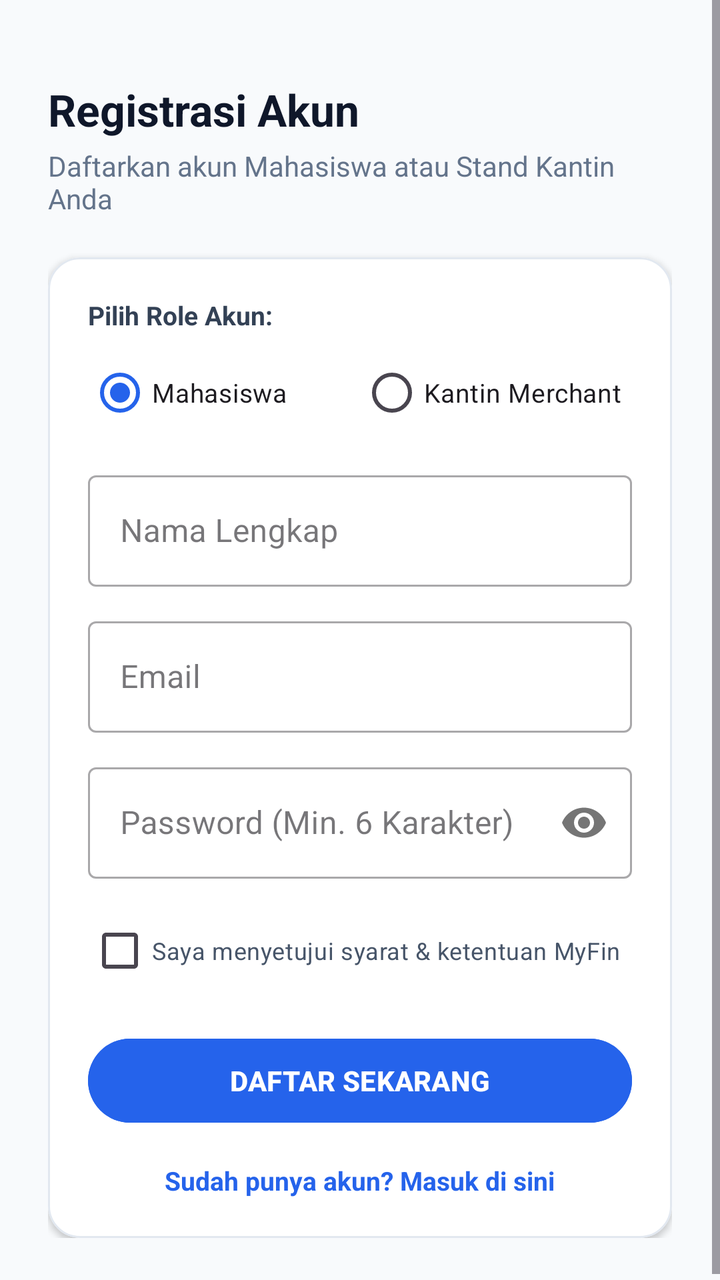
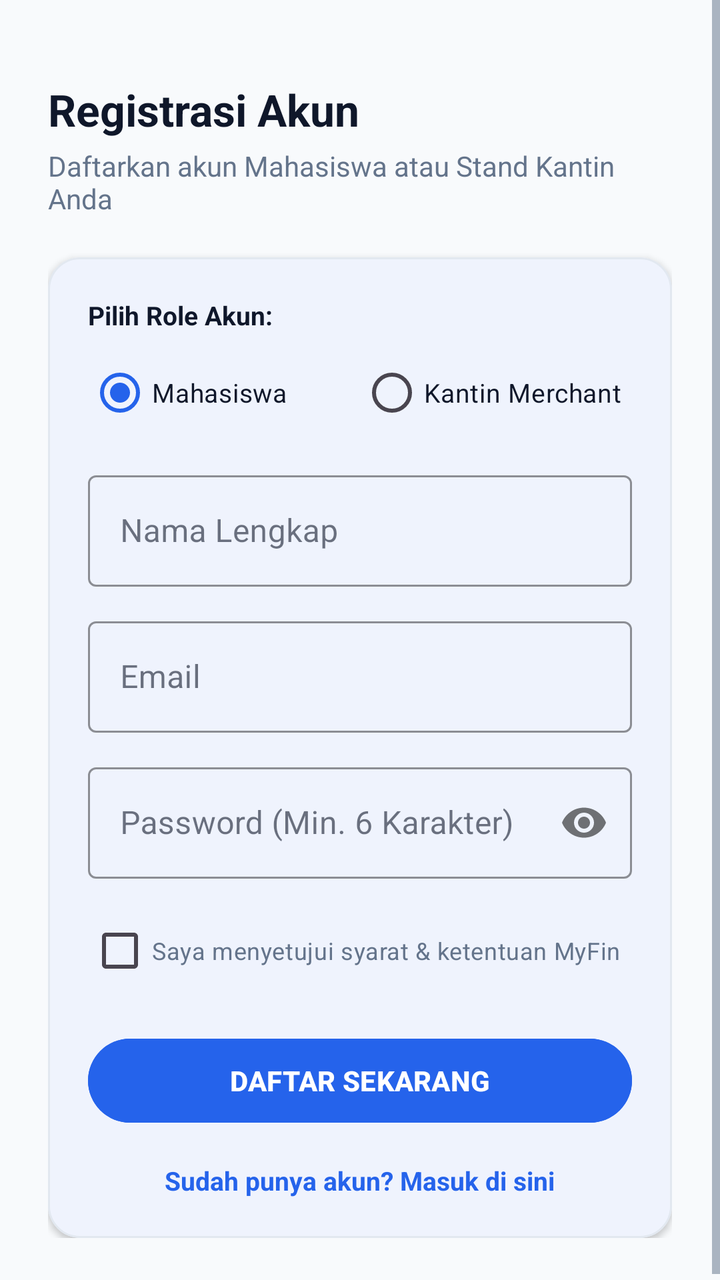

Two renders of the same Android screen: before a commit and after it. Below are the layout's source before the change and the commit's diff.
<!-- AndroidManifest.xml: application theme Theme.PmlUts -->
<!-- res/layout/activity_register.xml -->
<?xml version="1.0" encoding="utf-8"?>
<ScrollView xmlns:android="http://schemas.android.com/apk/res/android"
    xmlns:app="http://schemas.android.com/apk/res-auto"
    android:layout_width="match_parent"
    android:layout_height="match_parent"
    android:background="#F8FAFC"
    android:fillViewport="true">

    <LinearLayout
        android:layout_width="match_parent"
        android:layout_height="wrap_content"
        android:orientation="vertical"
        android:padding="24dp">

        <TextView
            android:layout_width="wrap_content"
            android:layout_height="wrap_content"
            android:layout_marginTop="16dp"
            android:text="Registrasi Akun"
            android:textColor="#0F172A"
            android:textSize="22sp"
            android:textStyle="bold" />

        <TextView
            android:layout_width="wrap_content"
            android:layout_height="wrap_content"
            android:layout_marginTop="4dp"
            android:text="Daftarkan akun Mahasiswa atau Stand Kantin Anda"
            android:textColor="#64748B"
            android:textSize="14sp" />

        <com.google.android.material.card.MaterialCardView
            android:layout_width="match_parent"
            android:layout_height="wrap_content"
            android:layout_marginTop="20dp"
            app:cardCornerRadius="16dp"
            app:cardElevation="2dp"
            app:strokeColor="#E2E8F0"
            app:strokeWidth="1dp"
            app:cardBackgroundColor="#FFFFFF">

            <LinearLayout
                android:layout_width="match_parent"
                android:layout_height="wrap_content"
                android:orientation="vertical"
                android:padding="20dp">

                <TextView
                    android:layout_width="wrap_content"
                    android:layout_height="wrap_content"
                    android:text="Pilih Role Akun:"
                    android:textColor="#334155"
                    android:textSize="13sp"
                    android:textStyle="bold" />

                <RadioGroup
                    android:id="@+id/rgRole"
                    android:layout_width="match_parent"
                    android:layout_height="wrap_content"
                    android:layout_marginTop="6dp"
                    android:orientation="horizontal">

                    <RadioButton
                        android:id="@+id/rbMhs"
                        android:layout_width="0dp"
                        android:layout_height="wrap_content"
                        android:layout_weight="1"
                        android:checked="true"
                        android:text="Mahasiswa"
                        android:textSize="13sp" />

                    <RadioButton
                        android:id="@+id/rbKantin"
                        android:layout_width="0dp"
                        android:layout_height="wrap_content"
                        android:layout_weight="1"
                        android:text="Kantin Merchant"
                        android:textSize="13sp" />
                </RadioGroup>

                <com.google.android.material.textfield.TextInputLayout
                    android:layout_width="match_parent"
                    android:layout_height="wrap_content"
                    android:layout_marginTop="12dp"
                    android:hint="Nama Lengkap"
                    style="@style/Widget.MaterialComponents.TextInputLayout.OutlinedBox">

                    <com.google.android.material.textfield.TextInputEditText
                        android:id="@+id/edtRegName"
                        android:layout_width="match_parent"
                        android:layout_height="wrap_content" />
                </com.google.android.material.textfield.TextInputLayout>

                <com.google.android.material.textfield.TextInputLayout
                    android:layout_width="match_parent"
                    android:layout_height="wrap_content"
                    android:layout_marginTop="12dp"
                    android:hint="Email"
                    style="@style/Widget.MaterialComponents.TextInputLayout.OutlinedBox">

                    <com.google.android.material.textfield.TextInputEditText
                        android:id="@+id/edtRegEmail"
                        android:layout_width="match_parent"
                        android:layout_height="wrap_content"
                        android:inputType="textEmailAddress" />
                </com.google.android.material.textfield.TextInputLayout>

                <com.google.android.material.textfield.TextInputLayout
                    android:layout_width="match_parent"
                    android:layout_height="wrap_content"
                    android:layout_marginTop="12dp"
                    android:hint="Password (Min. 6 Karakter)"
                    app:passwordToggleEnabled="true"
                    style="@style/Widget.MaterialComponents.TextInputLayout.OutlinedBox">

                    <com.google.android.material.textfield.TextInputEditText
                        android:id="@+id/edtRegPassword"
                        android:layout_width="match_parent"
                        android:layout_height="wrap_content"
                        android:inputType="textPassword" />
                </com.google.android.material.textfield.TextInputLayout>

                
                <LinearLayout
                    android:id="@+id/layoutKantinFields"
                    android:layout_width="match_parent"
                    android:layout_height="wrap_content"
                    android:orientation="vertical"
                    android:visibility="gone">

                    <com.google.android.material.textfield.TextInputLayout
                        android:layout_width="match_parent"
                        android:layout_height="wrap_content"
                        android:layout_marginTop="12dp"
                        android:hint="Nama Stand Kantin"
                        style="@style/Widget.MaterialComponents.TextInputLayout.OutlinedBox">

                        <com.google.android.material.textfield.TextInputEditText
                            android:id="@+id/edtNamaKantin"
                            android:layout_width="match_parent"
                            android:layout_height="wrap_content" />
                    </com.google.android.material.textfield.TextInputLayout>

                    <com.google.android.material.textfield.TextInputLayout
                        android:layout_width="match_parent"
                        android:layout_height="wrap_content"
                        android:layout_marginTop="12dp"
                        android:hint="Nomor / Lokasi Stand"
                        style="@style/Widget.MaterialComponents.TextInputLayout.OutlinedBox">

                        <com.google.android.material.textfield.TextInputEditText
                            android:id="@+id/edtNoStand"
                            android:layout_width="match_parent"
                            android:layout_height="wrap_content" />
                    </com.google.android.material.textfield.TextInputLayout>
                </LinearLayout>

                <CheckBox
                    android:id="@+id/cbAgree"
                    android:layout_width="wrap_content"
                    android:layout_height="wrap_content"
                    android:layout_marginTop="12dp"
                    android:text="Saya menyetujui syarat &amp; ketentuan MyFin"
                    android:textColor="#475569"
                    android:textSize="12sp" />

                <Button
                    android:id="@+id/btnRegister"
                    android:layout_width="match_parent"
                    android:layout_height="50dp"
                    android:layout_marginTop="16dp"
                    android:text="DAFTAR SEKARANG"
                    android:textStyle="bold"
                    android:backgroundTint="#2563EB" />

                <TextView
                    android:id="@+id/tvToLogin"
                    android:layout_width="wrap_content"
                    android:layout_height="wrap_content"
                    android:layout_gravity="center_horizontal"
                    android:layout_marginTop="16dp"
                    android:text="Sudah punya akun? Masuk di sini"
                    android:textColor="#2563EB"
                    android:textSize="13sp"
                    android:textStyle="bold" />

            </LinearLayout>
        </com.google.android.material.card.MaterialCardView>

        <ProgressBar
            android:id="@+id/regProgressBar"
            android:layout_width="wrap_content"
            android:layout_height="wrap_content"
            android:layout_gravity="center_horizontal"
            android:layout_marginTop="12dp"
            android:visibility="gone" />

    </LinearLayout>
</ScrollView>
<!-- resources referenced by this layout -->
<resources>
  <style name="Theme.PmlUts" parent="Theme.Material3.DayNight.NoActionBar">
          
          <item name="colorPrimary">#2563EB</item>
          <item name="colorPrimaryVariant">#1D4ED8</item>
          <item name="colorOnPrimary">#FFFFFF</item>
          
          <item name="colorSecondary">#10B981</item>
          <item name="colorSecondaryVariant">#059669</item>
          <item name="colorOnSecondary">#FFFFFF</item>
          
          <item name="android:statusBarColor">#1E293B</item>
          <item name="android:windowLightStatusBar">false</item>
      </style>
</resources>

<!-- the commit's change to res/layout/activity_register.xml (unified diff, before → after) -->
@@ -3,7 +3,7 @@
     xmlns:app="http://schemas.android.com/apk/res-auto"
     android:layout_width="match_parent"
     android:layout_height="match_parent"
-    android:background="#F8FAFC"
+    android:background="@color/bg_screen"
     android:fillViewport="true">
 
     <LinearLayout
@@ -17,7 +17,7 @@
             android:layout_height="wrap_content"
             android:layout_marginTop="16dp"
             android:text="Registrasi Akun"
-            android:textColor="#0F172A"
+            android:textColor="@color/text_primary"
             android:textSize="22sp"
             android:textStyle="bold" />
 
@@ -26,7 +26,7 @@
             android:layout_height="wrap_content"
             android:layout_marginTop="4dp"
             android:text="Daftarkan akun Mahasiswa atau Stand Kantin Anda"
-            android:textColor="#64748B"
+            android:textColor="@color/text_secondary"
             android:textSize="14sp" />
 
         <com.google.android.material.card.MaterialCardView
@@ -35,9 +35,9 @@
             android:layout_marginTop="20dp"
             app:cardCornerRadius="16dp"
             app:cardElevation="2dp"
-            app:strokeColor="#E2E8F0"
+            app:strokeColor="@color/border_card"
             app:strokeWidth="1dp"
-            app:cardBackgroundColor="#FFFFFF">
+            app:cardBackgroundColor="@color/bg_card">
 
             <LinearLayout
                 android:layout_width="match_parent"
@@ -49,7 +49,7 @@
                     android:layout_width="wrap_content"
                     android:layout_height="wrap_content"
                     android:text="Pilih Role Akun:"
-                    android:textColor="#334155"
+                    android:textColor="@color/text_primary"
                     android:textSize="13sp"
                     android:textStyle="bold" />
 
@@ -67,6 +67,7 @@
                         android:layout_weight="1"
                         android:checked="true"
                         android:text="Mahasiswa"
+                        android:textColor="@color/text_primary"
                         android:textSize="13sp" />
 
                     <RadioButton
@@ -75,6 +76,7 @@
                         android:layout_height="wrap_content"
                         android:layout_weight="1"
                         android:text="Kantin Merchant"
+                        android:textColor="@color/text_primary"
                         android:textSize="13sp" />
                 </RadioGroup>
 
@@ -83,12 +85,16 @@
                     android:layout_height="wrap_content"
                     android:layout_marginTop="12dp"
                     android:hint="Nama Lengkap"
+                    app:boxStrokeColor="@color/primary_blue"
+                    app:hintTextColor="@color/primary_blue"
                     style="@style/Widget.MaterialComponents.TextInputLayout.OutlinedBox">
 
                     <com.google.android.material.textfield.TextInputEditText
                         android:id="@+id/edtRegName"
                         android:layout_width="match_parent"
-                        android:layout_height="wrap_content" />
+                        android:layout_height="wrap_content"
+                        android:textColor="@color/text_primary"
+                        android:textColorHint="@color/text_hint" />
                 </com.google.android.material.textfield.TextInputLayout>
 
                 <com.google.android.material.textfield.TextInputLayout
@@ -96,13 +102,17 @@
                     android:layout_height="wrap_content"
                     android:layout_marginTop="12dp"
                     android:hint="Email"
+                    app:boxStrokeColor="@color/primary_blue"
+                    app:hintTextColor="@color/primary_blue"
                     style="@style/Widget.MaterialComponents.TextInputLayout.OutlinedBox">
 
                     <com.google.android.material.textfield.TextInputEditText
                         android:id="@+id/edtRegEmail"
                         android:layout_width="match_parent"
                         android:layout_height="wrap_content"
-                        android:inputType="textEmailAddress" />
+                        android:inputType="textEmailAddress"
+                        android:textColor="@color/text_primary"
+                        android:textColorHint="@color/text_hint" />
                 </com.google.android.material.textfield.TextInputLayout>
 
                 <com.google.android.material.textfield.TextInputLayout
@@ -111,13 +121,17 @@
                     android:layout_marginTop="12dp"
                     android:hint="Password (Min. 6 Karakter)"
                     app:passwordToggleEnabled="true"
+                    app:boxStrokeColor="@color/primary_blue"
+                    app:hintTextColor="@color/primary_blue"
                     style="@style/Widget.MaterialComponents.TextInputLayout.OutlinedBox">
 
                     <com.google.android.material.textfield.TextInputEditText
                         android:id="@+id/edtRegPassword"
                         android:layout_width="match_parent"
                         android:layout_height="wrap_content"
-                        android:inputType="textPassword" />
+                        android:inputType="textPassword"
+                        android:textColor="@color/text_primary"
+                        android:textColorHint="@color/text_hint" />
                 </com.google.android.material.textfield.TextInputLayout>
 
                 
@@ -133,12 +147,16 @@
                         android:layout_height="wrap_content"
                         android:layout_marginTop="12dp"
                         android:hint="Nama Stand Kantin"
+                        app:boxStrokeColor="@color/primary_blue"
+                        app:hintTextColor="@color/primary_blue"
                         style="@style/Widget.MaterialComponents.TextInputLayout.OutlinedBox">
 
                         <com.google.android.material.textfield.TextInputEditText
                             android:id="@+id/edtNamaKantin"
                             android:layout_width="match_parent"
-                            android:layout_height="wrap_content" />
+                            android:layout_height="wrap_content"
+                            android:textColor="@color/text_primary"
+                            android:textColorHint="@color/text_hint" />
                     </com.google.android.material.textfield.TextInputLayout>
 
                     <com.google.android.material.textfield.TextInputLayout
@@ -146,12 +164,16 @@
                         android:layout_height="wrap_content"
                         android:layout_marginTop="12dp"
                         android:hint="Nomor / Lokasi Stand"
+                        app:boxStrokeColor="@color/primary_blue"
+                        app:hintTextColor="@color/primary_blue"
                         style="@style/Widget.MaterialComponents.TextInputLayout.OutlinedBox">
 
                         <com.google.android.material.textfield.TextInputEditText
                             android:id="@+id/edtNoStand"
                             android:layout_width="match_parent"
-                            android:layout_height="wrap_content" />
+                            android:layout_height="wrap_content"
+                            android:textColor="@color/text_primary"
+                            android:textColorHint="@color/text_hint" />
                     </com.google.android.material.textfield.TextInputLayout>
                 </LinearLayout>
 
@@ -161,7 +183,7 @@
                     android:layout_height="wrap_content"
                     android:layout_marginTop="12dp"
                     android:text="Saya menyetujui syarat &amp; ketentuan MyFin"
-                    android:textColor="#475569"
+                    android:textColor="@color/text_secondary"
                     android:textSize="12sp" />
 
                 <Button
@@ -171,7 +193,8 @@
                     android:layout_marginTop="16dp"
                     android:text="DAFTAR SEKARANG"
                     android:textStyle="bold"
-                    android:backgroundTint="#2563EB" />
+                    android:textColor="#FFFFFF"
+                    android:backgroundTint="@color/primary_blue" />
 
                 <TextView
                     android:id="@+id/tvToLogin"
@@ -180,7 +203,7 @@
                     android:layout_gravity="center_horizontal"
                     android:layout_marginTop="16dp"
                     android:text="Sudah punya akun? Masuk di sini"
-                    android:textColor="#2563EB"
+                    android:textColor="@color/primary_blue"
                     android:textSize="13sp"
                     android:textStyle="bold" />
 
<!-- resource entries referenced after the edit -->
@@ -1,17 +1,36 @@
 <!-- resources referenced by this layout -->
 <resources>
-  <style name="Theme.PmlUts" parent="Theme.Material3.DayNight.NoActionBar">
+  <color name="bg_card">#FFFFFF</color>
+  <color name="bg_screen">#F8FAFC</color>
+  <color name="border_card">#E2E8F0</color>
+  <color name="primary_blue">#2563EB</color>
+  <color name="text_hint">#94A3B8</color>
+  <color name="text_primary">#0F172A</color>
+  <color name="text_secondary">#64748B</color>
+  <style name="Theme.PmlUts" parent="Theme.Material3.Light.NoActionBar">
           
-          <item name="colorPrimary">#2563EB</item>
-          <item name="colorPrimaryVariant">#1D4ED8</item>
+          <item name="colorPrimary">@color/primary_blue</item>
+          <item name="colorPrimaryVariant">@color/primary_blue_dark</item>
           <item name="colorOnPrimary">#FFFFFF</item>
           
-          <item name="colorSecondary">#10B981</item>
+          <item name="colorSecondary">@color/accent_green</item>
           <item name="colorSecondaryVariant">#059669</item>
           <item name="colorOnSecondary">#FFFFFF</item>
           
           <item name="android:statusBarColor">#1E293B</item>
           <item name="android:windowLightStatusBar">false</item>
+          <item name="android:forceDarkAllowed" tools:targetApi="q">false</item>
+  
+          
+          <item name="android:colorBackground">@color/bg_screen</item>
+          <item name="colorSurface">@color/bg_card</item>
+          <item name="colorOnSurface">@color/text_primary</item>
+          <item name="android:textColorPrimary">@color/text_primary</item>
+          <item name="android:textColorSecondary">@color/text_secondary</item>
+          <item name="android:editTextColor">@color/text_primary</item>
+          <item name="android:textColorHint">@color/text_hint</item>
       </style>
+  <color name="primary_blue_dark">#1D4ED8</color>
+  <color name="accent_green">#10B981</color>
 </resources>
 
